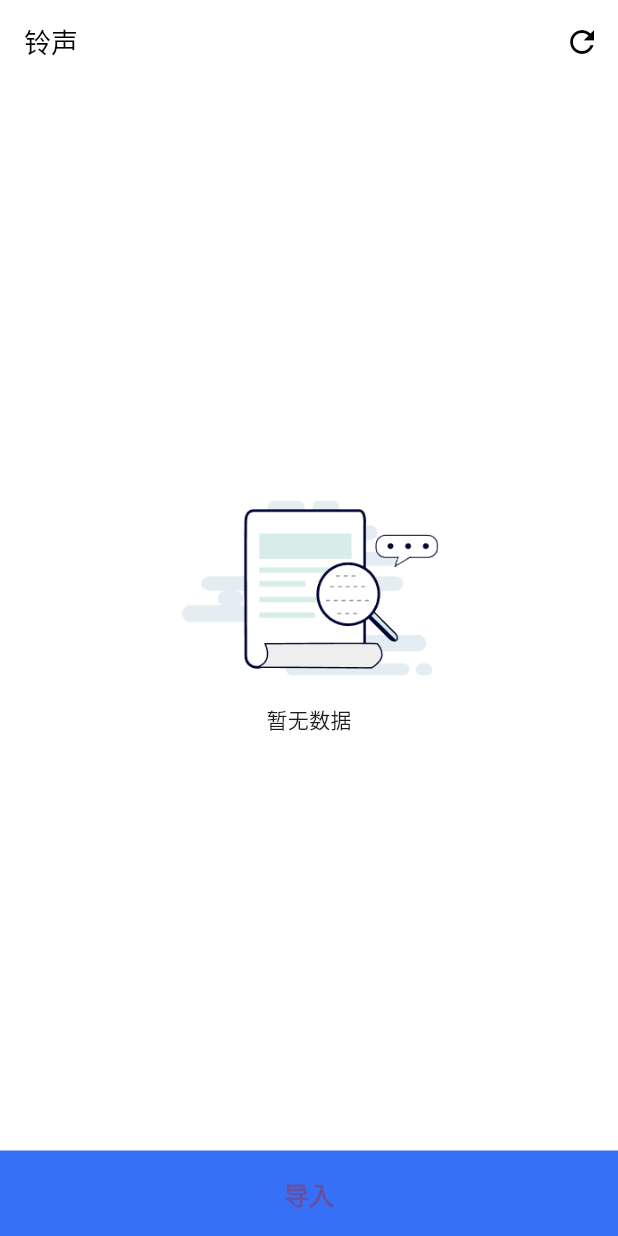
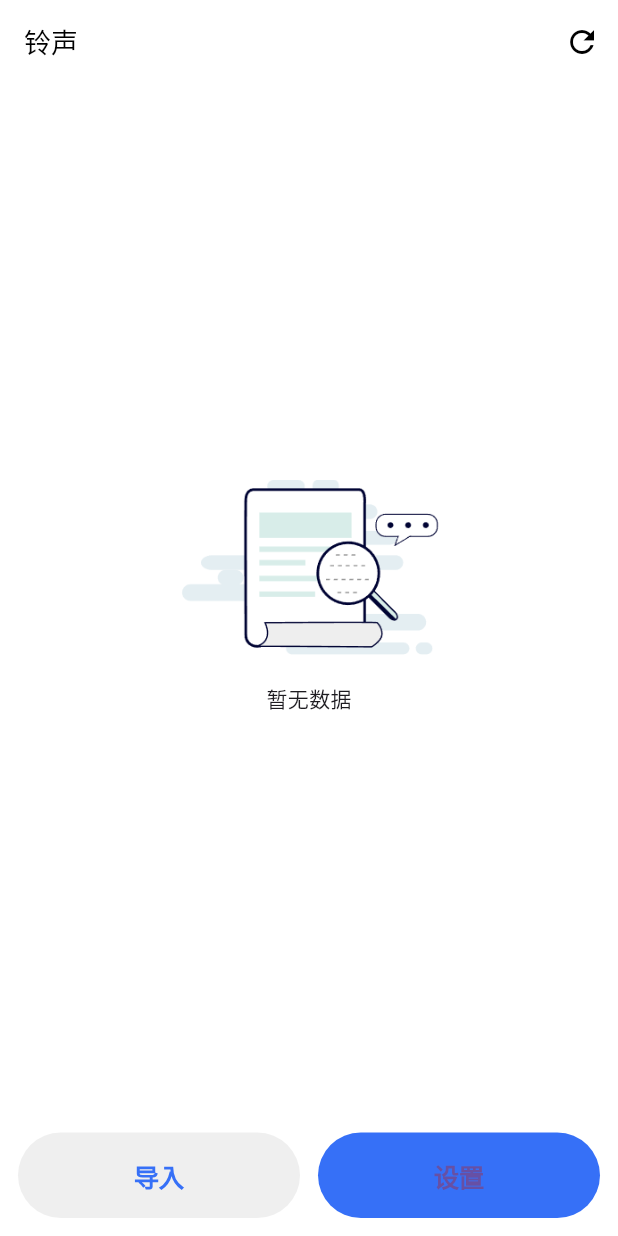
Before and after one commit to Y-Good/dy_tool, a Flutter app: the screen it shows after launch, on a phone screen of 412 x 824 dp. Run offline on Flutter 3.47's test engine with Material 3 defaults, Android fonts, the phone set to English and light mode, and no system bars; our stand-ins replace audioplayers, device_info_plus, dio, event_bus, fluttertoast, get and 2 more.

Commit message:
refactor(project): 样式及交互调整

```diff
--- a/lib/app/modules/home/views/home_view.dart
+++ b/lib/app/modules/home/views/home_view.dart
@@ -1,3 +1,4 @@
+import 'package:douyin_ringtone/app/modules/home/views/play_float.dart';
 import 'package:flutter/cupertino.dart';
 import 'package:flutter/material.dart';
 import 'package:get/get.dart';
@@ -61,22 +62,53 @@ class HomeView extends GetView<HomeController> {
                 item: item,
                 onTap: () => ctl.onSelected(item),
                 onLongPress: () => ctl.onOption(ctx, item),
-                duration: ctl.totalTime.value,
-                currentTime: ctl.currentTime.value,
               );
             });
           },
           itemCount: ctl.datas.length,
         );
       }),
-      bottomNavigationBar: CupertinoButton(
-        color: Theme.of(context).primaryColor,
-        borderRadius: BorderRadius.zero,
-        onPressed: ctl.onImport,
-        child: const Text(
-          "导入",
-          style: TextStyle(fontWeight: FontWeight.bold),
-        ),
+      bottomNavigationBar: Column(
+        mainAxisSize: MainAxisSize.min,
+        children: [
+          const Padding(
+            padding: EdgeInsets.only(bottom: 16),
+            child: PlayFloat(),
+          ),
+          Padding(
+            padding: const EdgeInsets.symmetric(horizontal: 12).copyWith(bottom: 12),
+            child: Row(
+              children: [
+                Expanded(
+                  child: CupertinoButton(
+                    color: const Color(0xFFefefef),
+                    borderRadius: const BorderRadius.all(Radius.circular(99)),
+                    onPressed: ctl.onImport,
+                    child: Text(
+                      "导入",
+                      style: TextStyle(
+                        fontWeight: FontWeight.bold,
+                        color: Theme.of(context).primaryColor,
+                      ),
+                    ),
+                  ),
+                ),
+                const SizedBox(width: 12),
+                Expanded(
+                  child: CupertinoButton(
+                    color: Theme.of(context).primaryColor,
+                    borderRadius: const BorderRadius.all(Radius.circular(99)),
+                    onPressed: ctl.onSetRingtone,
+                    child: const Text(
+                      "设置",
+                      style: TextStyle(fontWeight: FontWeight.bold),
+                    ),
+                  ),
+                ),
+              ],
+            ),
+          ),
+        ],
       ),
     );
   }
--- /dev/null
+++ b/lib/utils/event_bus_utils.dart
@@ -0,0 +1,9 @@
+import 'package:douyin_ringtone/app/models/i_file.dart';
+import 'package:event_bus/event_bus.dart';
+
+EventBus bus = EventBus();
+
+class PlayEvent{
+  final IFile file;
+  PlayEvent(this.file);
+}
--- a/pubspec.yaml
+++ b/pubspec.yaml
@@ -47,6 +47,7 @@ dependencies:
     path: ./packages/set_ringtone
   audioplayers: ^6.1.0
   device_info_plus: ^11.1.1
+  event_bus: ^2.0.1
 
 dev_dependencies:
   flutter_test:
```
Also changed, not shown: lib/app/modules/home/controllers/home_controller.dart (+16 -40 lines), lib/app/modules/home/views/play_float.dart (added, +170 -0 lines), lib/app/modules/home/views/ringtone_cell.dart (+0 -15 lines), pubspec.lock.
